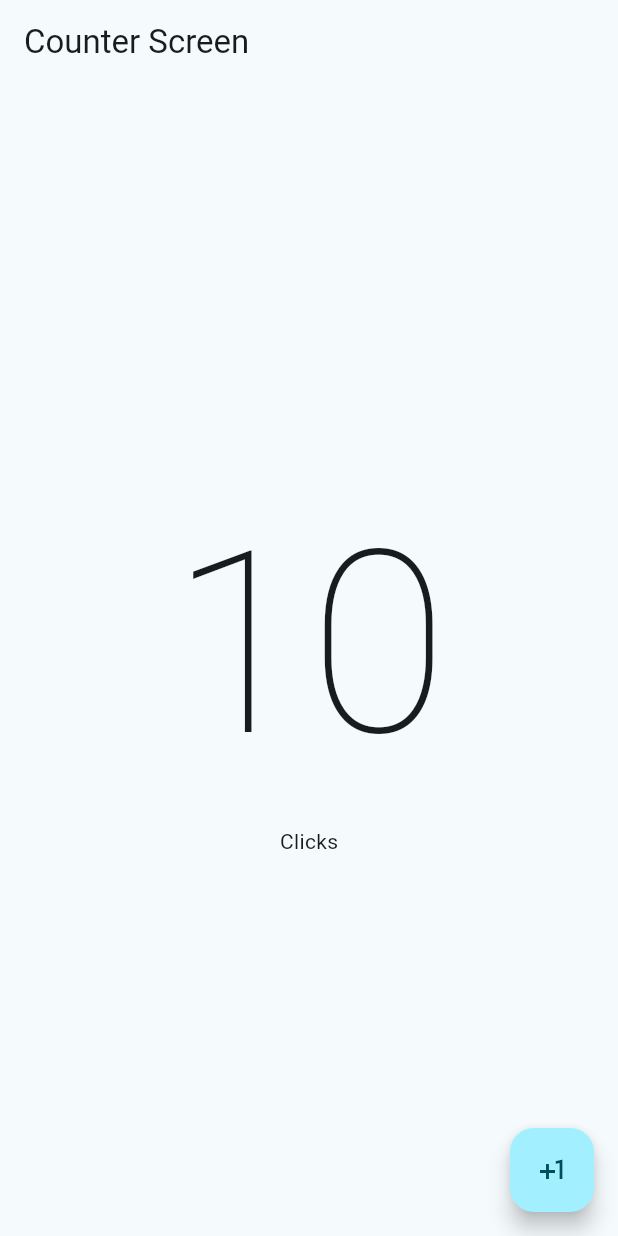
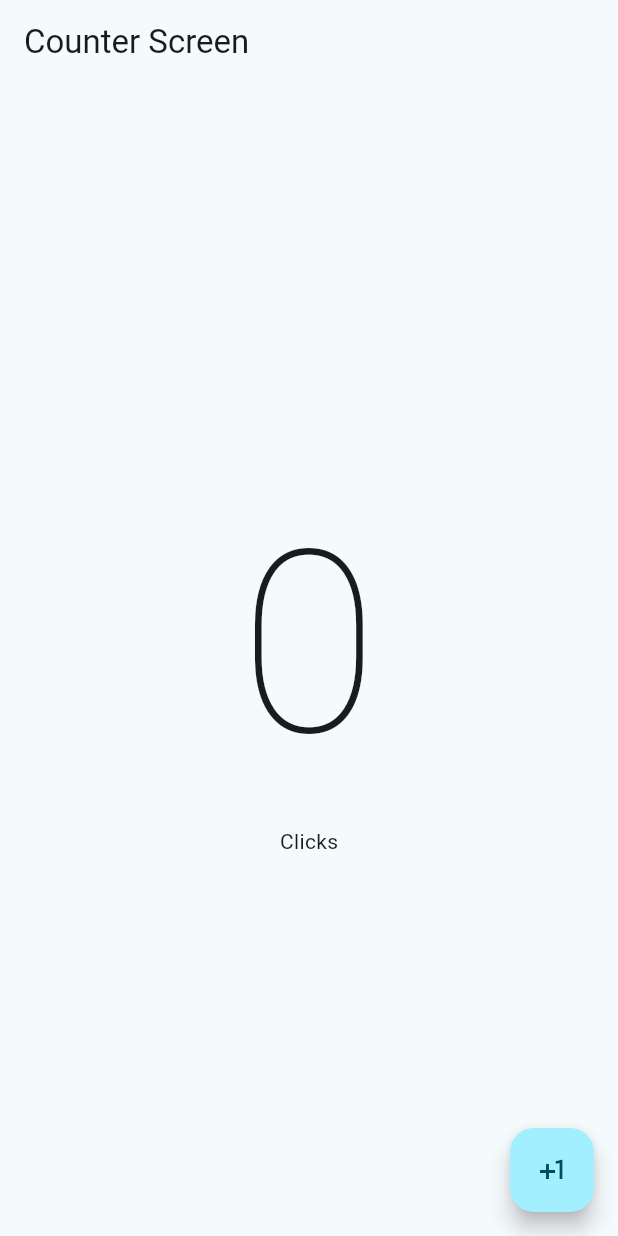
Before and after one commit to EduardoSTL/contador_numeros, a Flutter app: the screen it shows after launch, on a phone screen of 412 x 824 dp. Run offline on Flutter 3.47's test engine with Material 2 defaults, Android fonts, the phone set to English and light mode, and no system bars.

Commit message:
added: dinamyc class

```diff
--- a/lib/presentacion_screens/counter_screen.dart
+++ b/lib/presentacion_screens/counter_screen.dart
@@ -1,9 +1,17 @@
 import 'package:flutter/material.dart';
 
 //clase que extiende de StatelessWidget
-class CounterScreen extends StatelessWidget{
+class CounterScreen extends StatefulWidget{
+
   const CounterScreen({super.key});
 
+  @override
+  State<CounterScreen> createState() => _CounterScreenState();
+}
+
+  //* clase dinamica para widgets dinamicos, hereda de la manera state, que a excepcion de los const, todos son stateful widget
+  class _CounterScreenState extends State<CounterScreen> {
+    int clickCounter = 0;
   //metodo BUILD que define la interfaz del ususario(layout)
   @override
   Widget build(BuildContext context) {
@@ -20,8 +28,8 @@ class CounterScreen extends StatelessWidget{
       child: Column(
         //columna tiene varios hijos y los centra y organiza de forma vertical:
         mainAxisAlignment: MainAxisAlignment.center,
-        children: const [
-          Text('10', style: TextStyle(fontSize: 169, fontWeight: FontWeight.w100),
+        children: [
+          Text('$clickCounter', style: TextStyle(fontSize: 169, fontWeight: FontWeight.w100),
           ),
           Text('Clicks')
         ],
@@ -30,7 +38,6 @@ class CounterScreen extends StatelessWidget{
       //boton con la accion "sumar"
     floatingActionButton: FloatingActionButton(
       onPressed: (){
-
       },
       child: const Icon(Icons.plus_one),
       ),
```
